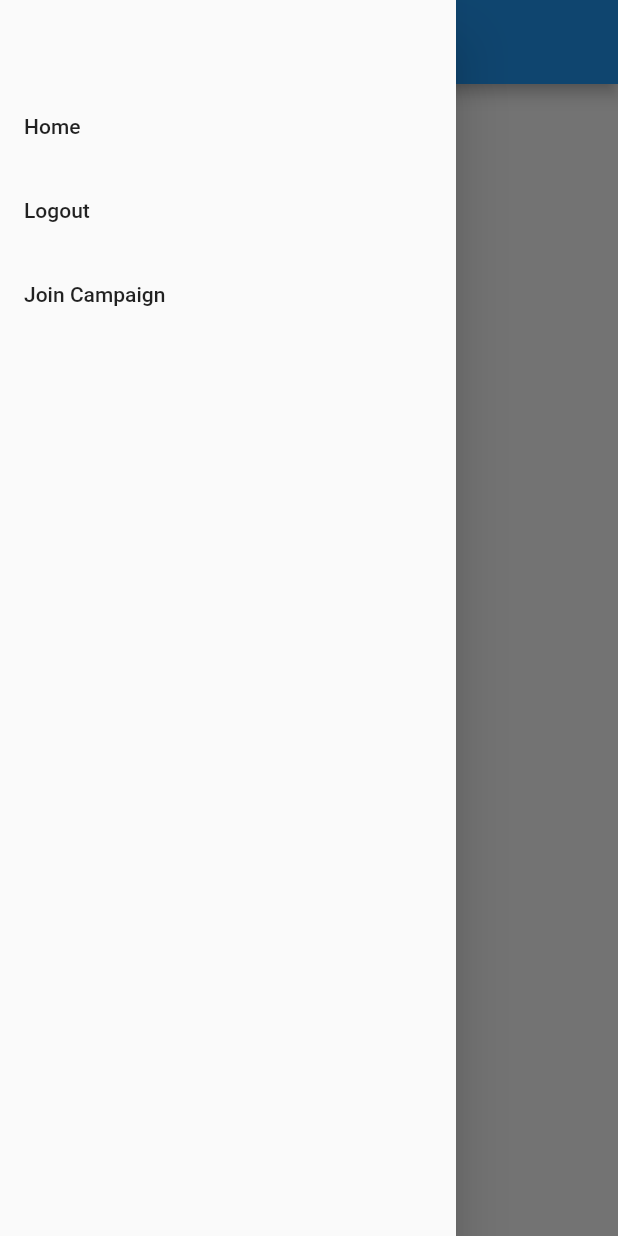
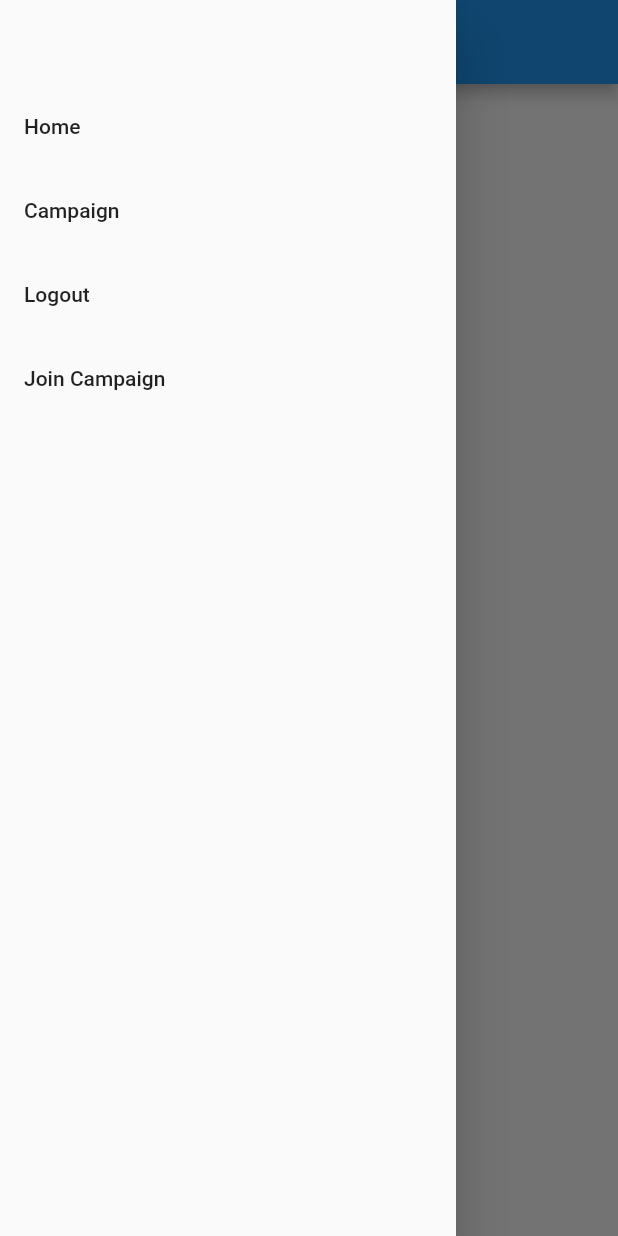
Before and after one commit to bryan273/Ecoist-App, a Flutter app: the InputParticipants screen opened directly, with the side drawer open, on a phone screen of 412 x 824 dp. Run offline on Flutter 3.47's test engine with Material 2 defaults, Android fonts, the phone set to English and light mode, and no system bars; our stand-ins replace syncfusion_flutter_charts; missing offline and left inert: dart:html, dart:js_util, pbp_django_auth; network calls fail.

Commit message:
Campaign List done

```diff
--- /dev/null
+++ b/lib/campaign/model/campaign.dart
@@ -0,0 +1,33 @@
+// To parse this JSON data, do
+//
+//     final campaign = campaignFromJson(jsonString);
+
+import 'dart:convert';
+
+List<Campaign> campaignFromJson(String str) => List<Campaign>.from(json.decode(str).map((x) => Campaign.fromJson(x)));
+
+String campaignToJson(List<Campaign> data) => json.encode(List<dynamic>.from(data.map((x) => x.toJson())));
+
+class Campaign {
+    Campaign({
+      required this.model,
+      required  this.pk,
+      required  this.fields,
+    });
+
+    String model;
+    int pk;
+    Map<String, dynamic>  fields;
+
+    factory Campaign.fromJson(Map<String, dynamic> json) => Campaign(
+        model: json["model"],
+        pk: json["pk"],
+        fields: json["fields"],
+    );
+
+    Map<String, dynamic> toJson() => {
+        "model": model,
+        "pk": pk,
+        "fields": fields,
+    };
+}
--- a/lib/landing/components/drawer_user.dart
+++ b/lib/landing/components/drawer_user.dart
@@ -7,6 +7,7 @@ import 'package:ecoist/participate/page/participants.dart';
 import 'package:flutter/material.dart';
 import 'package:provider/provider.dart';
 import 'package:pbp_django_auth/pbp_django_auth.dart';
+import 'package:ecoist/campaign/page/campaign_page.dart';
 
 import '../../participate/page/tes_participants.dart';
 
@@ -32,7 +33,18 @@ class DrawerUser extends StatelessWidget {
                 MaterialPageRoute(
                     builder: (context) => const MyHomePage(
                           title: "Admin",
-                        )),
+                )),
+              );
+            },
+          ),
+          ListTile(
+            title: const Text('Campaign'),
+            onTap: () {
+              // Route menu ke halaman utama
+              Navigator.pushReplacement(
+                context,
+                MaterialPageRoute(
+                    builder: (context) => const CampaignPage()),
               );
             },
           ),
```
Also changed, not shown: lib/campaign/page/campaign_page.dart (added, +150 -0 lines), 176 other files.
